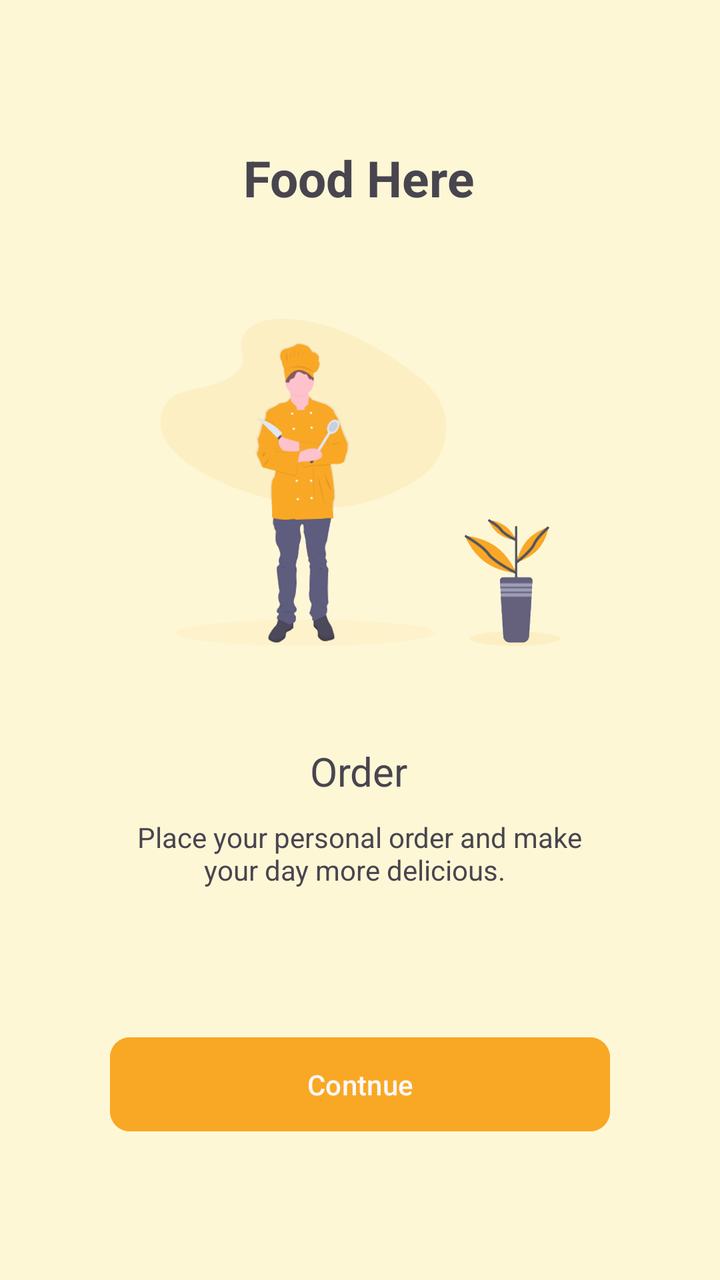
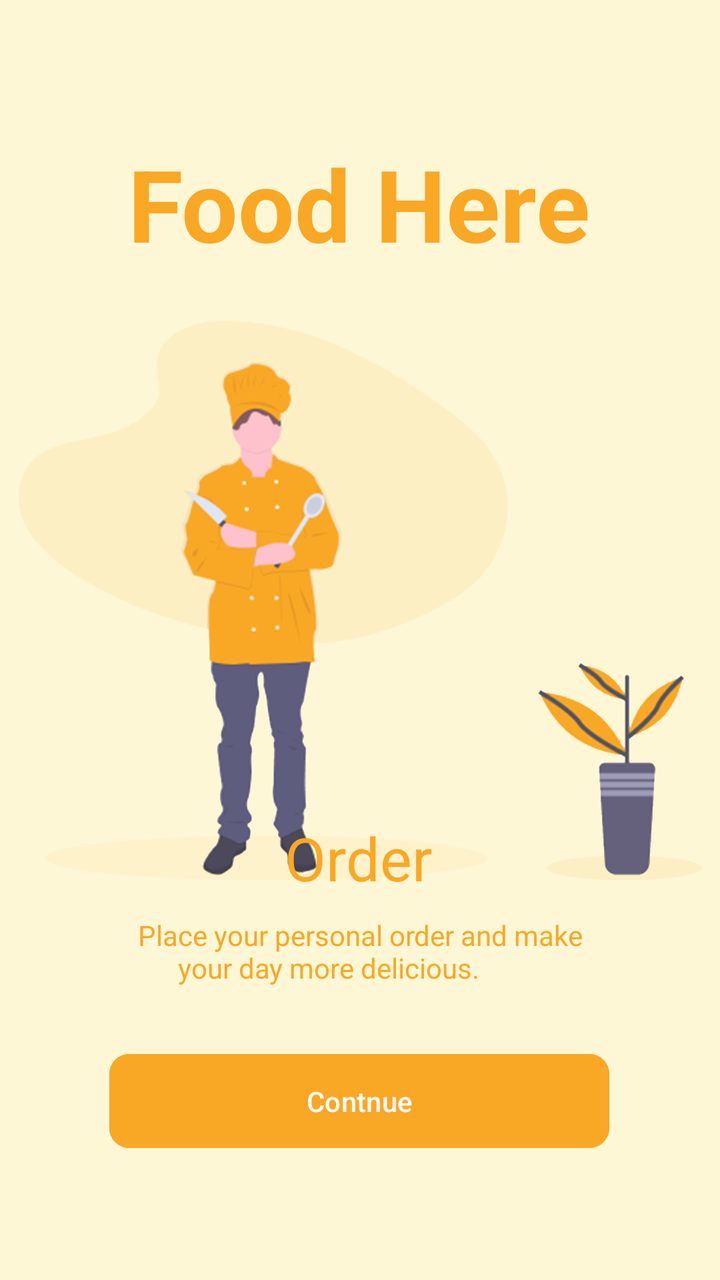

Compare the two renders of this Android layout. The source of the first and the diff that turns it into the second are given below.
<!-- AndroidManifest.xml: application theme Theme.Cheezy -->
<!-- res/layout/activity_onboard2.xml -->
<?xml version="1.0" encoding="utf-8"?>
<androidx.constraintlayout.widget.ConstraintLayout xmlns:android="http://schemas.android.com/apk/res/android"
    xmlns:app="http://schemas.android.com/apk/res-auto"
    android:layout_width="match_parent"
    android:layout_height="match_parent"
    android:background="@color/yellowcream">

    <TextView
        android:id="@+id/textView6"
        android:layout_width="wrap_content"
        android:layout_height="wrap_content"
        android:text="Food Here"
        android:textSize="25dp"
        android:textStyle="bold"

        app:layout_constraintBottom_toBottomOf="parent"
        app:layout_constraintEnd_toEndOf="parent"
        app:layout_constraintHorizontal_bias="0.498"
        app:layout_constraintStart_toStartOf="parent"
        app:layout_constraintTop_toTopOf="parent"
        app:layout_constraintVertical_bias="0.119" />

    <ImageView
        android:id="@+id/imageView4"
        android:layout_width="200dp"
        android:layout_height="200dp"
        android:layout_marginTop="4dp"
        app:layout_constraintBottom_toTopOf="@+id/textView7"
        app:layout_constraintEnd_toEndOf="parent"
        app:layout_constraintStart_toStartOf="parent"
        app:layout_constraintTop_toBottomOf="@+id/textView6"
        app:srcCompat="@drawable/page2" />

    <TextView
        android:id="@+id/textView7"
        android:layout_width="wrap_content"
        android:layout_height="wrap_content"
        android:text="Order"
        android:textSize="20dp"
        app:layout_constraintBottom_toBottomOf="parent"
        app:layout_constraintEnd_toEndOf="parent"
        app:layout_constraintHorizontal_bias="0.498"
        app:layout_constraintStart_toStartOf="parent"
        app:layout_constraintTop_toBottomOf="@+id/textView6"
        app:layout_constraintVertical_bias="0.525" />

    <TextView
        android:id="@+id/textView8"
        android:layout_width="wrap_content"
        android:layout_height="wrap_content"
        android:text="Place your personal order and make\n\t\t\t\t\tyour day more delicious."
        app:layout_constraintBottom_toBottomOf="parent"
        app:layout_constraintEnd_toEndOf="parent"
        app:layout_constraintHorizontal_bias="0.498"
        app:layout_constraintStart_toStartOf="parent"
        app:layout_constraintTop_toBottomOf="@+id/textView7"
        app:layout_constraintVertical_bias="0.049" />

    <Button
        android:id="@+id/button2"
        android:layout_width="wrap_content"
        android:layout_height="55dp"
        android:width="250dp"
        android:backgroundTint="@color/LightningYellow"
        android:text="Contnue"
        android:textColor="#FBF8F8"
        app:cornerRadius="10dp"
        app:layout_constraintBottom_toBottomOf="parent"
        app:layout_constraintEnd_toEndOf="parent"
        app:layout_constraintStart_toStartOf="parent"
        app:layout_constraintTop_toBottomOf="@+id/textView8" />
</androidx.constraintlayout.widget.ConstraintLayout>
<!-- resources referenced by this layout -->
<resources>
  <color name="LightningYellow">#F9A825</color>
  <color name="yellowcream">#FDF7D6</color>
  <!-- drawable page2: png bitmap (drawable, 216776 bytes) -->
  <style name="Theme.Cheezy" parent="Base.Theme.Cheezy" />
  <style name="Base.Theme.Cheezy" parent="Theme.Material3.DayNight.NoActionBar">
          
          
      </style>
</resources>

<!-- the commit's change to res/layout/activity_onboard2.xml (unified diff, before → after) -->
@@ -9,10 +9,12 @@
         android:id="@+id/textView6"
         android:layout_width="wrap_content"
         android:layout_height="wrap_content"
+        android:shadowColor="@color/LightningYellow"
         android:text="Food Here"
-        android:textSize="25dp"
+        android:textColor="@color/LightningYellow"
+
+        android:textSize="50dp"
         android:textStyle="bold"
-
         app:layout_constraintBottom_toBottomOf="parent"
         app:layout_constraintEnd_toEndOf="parent"
         app:layout_constraintHorizontal_bias="0.498"
@@ -22,13 +24,15 @@
 
     <ImageView
         android:id="@+id/imageView4"
-        android:layout_width="200dp"
-        android:layout_height="200dp"
+        android:layout_width="342dp"
+        android:layout_height="322dp"
         android:layout_marginTop="4dp"
         app:layout_constraintBottom_toTopOf="@+id/textView7"
         app:layout_constraintEnd_toEndOf="parent"
+        app:layout_constraintHorizontal_bias="0.496"
         app:layout_constraintStart_toStartOf="parent"
         app:layout_constraintTop_toBottomOf="@+id/textView6"
+        app:layout_constraintVertical_bias="0.0"
         app:srcCompat="@drawable/page2" />
 
     <TextView
@@ -36,25 +40,26 @@
         android:layout_width="wrap_content"
         android:layout_height="wrap_content"
         android:text="Order"
-        android:textSize="20dp"
+        android:textColor="@color/LightningYellow"
+        android:textSize="30dp"
         app:layout_constraintBottom_toBottomOf="parent"
         app:layout_constraintEnd_toEndOf="parent"
         app:layout_constraintHorizontal_bias="0.498"
         app:layout_constraintStart_toStartOf="parent"
         app:layout_constraintTop_toBottomOf="@+id/textView6"
-        app:layout_constraintVertical_bias="0.525" />
+        app:layout_constraintVertical_bias="0.589" />
 
     <TextView
         android:id="@+id/textView8"
         android:layout_width="wrap_content"
         android:layout_height="wrap_content"
-        android:text="Place your personal order and make\n\t\t\t\t\tyour day more delicious."
+        android:text="Place your personal order and make\n\t\t\tyour day more delicious."
+        android:textColor="@color/LightningYellow"
         app:layout_constraintBottom_toBottomOf="parent"
         app:layout_constraintEnd_toEndOf="parent"
-        app:layout_constraintHorizontal_bias="0.498"
         app:layout_constraintStart_toStartOf="parent"
         app:layout_constraintTop_toBottomOf="@+id/textView7"
-        app:layout_constraintVertical_bias="0.049" />
+        app:layout_constraintVertical_bias="0.058" />
 
     <Button
         android:id="@+id/button2"
@@ -67,6 +72,8 @@
         app:cornerRadius="10dp"
         app:layout_constraintBottom_toBottomOf="parent"
         app:layout_constraintEnd_toEndOf="parent"
+        app:layout_constraintHorizontal_bias="0.496"
         app:layout_constraintStart_toStartOf="parent"
-        app:layout_constraintTop_toBottomOf="@+id/textView8" />
+        app:layout_constraintTop_toBottomOf="@+id/textView8"
+        app:layout_constraintVertical_bias="0.322" />
 </androidx.constraintlayout.widget.ConstraintLayout>
